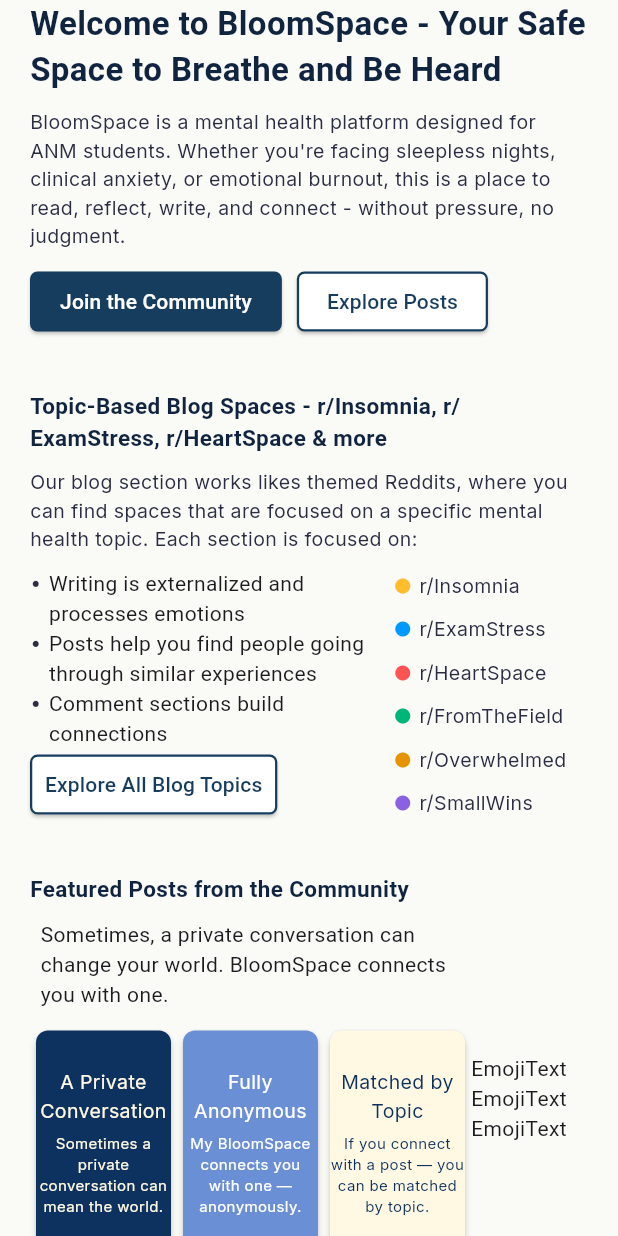
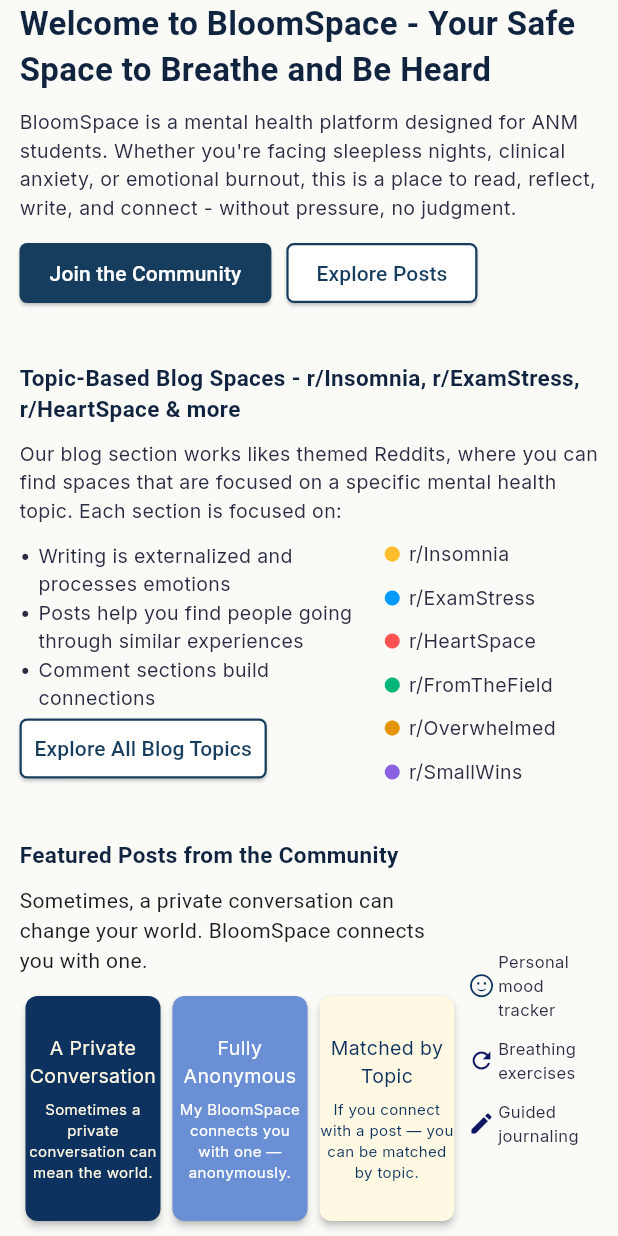
Before and after one commit to AusmitM/TAMUBloomSpace, a Flutter app: the screen it shows after launch, on a phone screen of 412 x 824 dp. Run offline on Flutter 3.47's test engine with Material 3 defaults, Android fonts, the phone set to English and light mode, and no system bars; our stand-ins replace google_fonts; missing offline and left inert: bulleted_list.

Commit message:
completed styling home page

```diff
--- /dev/null
+++ b/devtools_options.yaml
@@ -0,0 +1,3 @@
+description: This file stores settings for Dart & Flutter DevTools.
+documentation: https://docs.flutter.dev/tools/devtools/extensions#configure-extension-enablement-states
+extensions:
--- a/lib/main.dart
+++ b/lib/main.dart
@@ -1,4 +1,7 @@
+import 'dart:math';
+
 import 'package:bulleted_list/bulleted_list.dart';
+import 'package:flutter/cupertino.dart';
 import 'package:flutter/material.dart';
 import 'package:provider/provider.dart';
 import 'package:google_fonts/google_fonts.dart';
@@ -60,7 +63,7 @@ class Introduction extends StatelessWidget {
           SafeArea(
             bottom: false,
             child: Padding(
-              padding: const EdgeInsets.symmetric(horizontal: 20.0),
+              padding: const EdgeInsets.symmetric(horizontal: 13.0),
               child: Text(
                 "Welcome to BloomSpace - Your Safe Space to Breathe and Be Heard",
                 style: GoogleFonts.headlandOne(
@@ -72,7 +75,7 @@ class Introduction extends StatelessWidget {
             ),
           ),
           Padding(
-            padding: const EdgeInsets.only(left: 20.0, right: 20.0, top: 10.0),
+            padding: const EdgeInsets.only(left: 13.0, right: 13.0, top: 10.0),
             child: Text(
               "BloomSpace is a mental health platform designed for ANM students. Whether you're facing sleepless nights, clinical anxiety, or emotional burnout, this is a place to read, reflect, write, and connect - without pressure, no judgment.",
               style: GoogleFonts.inter(
@@ -82,7 +85,7 @@ class Introduction extends StatelessWidget {
             ),
           ),
           Padding(
-            padding: const EdgeInsets.only(left: 20.0, right: 20.0, top: 10.0),
+            padding: const EdgeInsets.only(left: 13.0, right: 13.0, top: 10.0),
             child: Row(
               children: [
                 ElevatedButton(
@@ -132,7 +135,7 @@ class Topics extends StatelessWidget {
         mainAxisAlignment: MainAxisAlignment.center,
         children: [
           Padding(
-            padding: const EdgeInsets.symmetric(horizontal: 20.0),
+            padding: const EdgeInsets.symmetric(horizontal: 13.0),
             child: Text(
               "Topic-Based Blog Spaces - r/Insomnia, r/ExamStress, r/HeartSpace & more",
               style: GoogleFonts.headlandOne(
@@ -143,7 +146,7 @@ class Topics extends StatelessWidget {
             ),
           ),
           Padding(
-            padding: const EdgeInsets.only(left: 20.0, right: 20.0, top: 10.0),
+            padding: const EdgeInsets.only(left: 13.0, right: 13.0, top: 10.0),
             child: Text(
               "Our blog section works likes themed Reddits, where you can find spaces that are focused on a specific mental health topic. Each section is focused on:",
               style: GoogleFonts.inter(
@@ -153,7 +156,7 @@ class Topics extends StatelessWidget {
             ),
           ),
           Padding(
-            padding: const EdgeInsets.only(left: 20.0, right: 20.0, top: 10.0),
+            padding: const EdgeInsets.only(left: 13.0, right: 13.0, top: 10.0),
             child: Row(
               children: [
                 Column(
@@ -174,6 +177,10 @@ class Topics extends StatelessWidget {
                           width: 230,
                           child: Text(
                             "Writing is externalized and processes emotions",
+                            style: GoogleFonts.inter(
+                              fontSize: 13,
+                              color: Color.fromARGB(255, 43, 45, 66),
+                            ),
                           ),
                         ),
                       ],
@@ -193,6 +200,10 @@ class Topics extends StatelessWidget {
                           width: 230,
                           child: Text(
                             "Posts help you find people going through similar experiences",
+                            style: GoogleFonts.inter(
+                              fontSize: 13,
+                              color: Color.fromARGB(255, 43, 45, 66),
+                            ),
                           ),
                         ),
                       ],
@@ -210,7 +221,13 @@ class Topics extends StatelessWidget {
                         SizedBox(width: 5),
                         Container(
                           width: 230,
-                          child: Text("Comment sections build connections"),
+                          child: Text(
+                            "Comment sections build connections",
+                            style: GoogleFonts.inter(
+                              fontSize: 13,
+                              color: Color.fromARGB(255, 43, 45, 66),
+                            ),
+                          ),
                         ),
                       ],
                     ),
@@ -373,7 +390,7 @@ class Features extends StatelessWidget {
   Widget build(BuildContext context) {
     return Center(
       child: Padding(
-        padding: const EdgeInsets.symmetric(horizontal: 20),
+        padding: const EdgeInsets.symmetric(horizontal: 13),
         child: Column(
           crossAxisAlignment: CrossAxisAlignment.start,
           children: [
@@ -388,10 +405,11 @@ class Features extends StatelessWidget {
             Row(
               children: [
                 Column(
+                  crossAxisAlignment: CrossAxisAlignment.start,
                   children: [
                     SizedBox(height: 10),
                     Container(
-                      width: 280,
+                      width: 290,
                       child: Text(
                         "Sometimes, a private conversation can change your world. BloomSpace connects you with one.",
                       ),
@@ -409,7 +427,7 @@ class Features extends StatelessWidget {
                           color: Color.fromARGB(255, 13, 50, 96),
                           child: Container(
                             width: 90,
-                            height: 170,
+                            height: 150,
                             child: Padding(
                               padding: const EdgeInsets.symmetric(
                                 vertical: 25.0,
@@ -448,7 +466,7 @@ class Features extends StatelessWidget {
                           color: Color.fromARGB(255, 106, 143, 212),
                           child: Container(
                             width: 90,
-                            height: 170,
+                            height: 150,
                             child: Padding(
                               padding: const EdgeInsets.symmetric(
                                 vertical: 25.0,
@@ -487,7 +505,7 @@ class Features extends StatelessWidget {
                           color: Color.fromARGB(255, 255, 248, 226),
                           child: Container(
                             width: 90,
-                            height: 170,
+                            height: 150,
                             child: Padding(
                               padding: const EdgeInsets.symmetric(
                                 vertical: 25.0,
@@ -520,11 +538,73 @@ class Features extends StatelessWidget {
                     ),
                   ],
                 ),
+                SizedBox(width: 5),
                 Column(
+                  crossAxisAlignment: CrossAxisAlignment.start,
                   children: [
-                    Row(children: [Text("Emoji"), Text("Text")]),
-                    Row(children: [Text("Emoji"), Text("Text")]),
-                    Row(children: [Text("Emoji"), Text("Text")]),
+                    Row(
+                      children: [
+                        Icon(
+                          CupertinoIcons.smiley,
+                          size: 18,
+                          color: Color.fromARGB(255, 13, 50, 96),
+                        ),
+                        SizedBox(width: 2),
+                        Container(
+                          width: 65,
+                          child: Text(
+                            "Personal mood tracker",
+                            style: GoogleFonts.inter(
+                              fontSize: 11,
+                              color: Color.fromARGB(255, 43, 45, 66),
+                            ),
+                          ),
+                        ),
+                      ],
+                    ),
+                    SizedBox(height: 10),
+                    Row(
+                      children: [
+                        Icon(
+                          Icons.refresh,
+                          size: 18,
+                          color: Color.fromARGB(255, 13, 20, 96),
+                        ),
+
+                        SizedBox(width: 2),
+                        Container(
+                          width: 65,
+                          child: Text(
+                            "Breathing exercises",
+                            style: GoogleFonts.inter(
+                              fontSize: 11,
+                              color: Color.fromARGB(255, 43, 45, 66),
+                            ),
+                          ),
+                        ),
+                      ],
+                    ),
+                    SizedBox(height: 10),
+                    Row(
+                      children: [
+                        Icon(
+                          Icons.edit,
+                          size: 18,
+                          color: Color.fromARGB(255, 13, 20, 96),
+                        ),
+                        SizedBox(width: 2),
+                        Container(
+                          width: 65,
+                          child: Text(
+                            "Guided journaling",
+                            style: GoogleFonts.inter(
+                              fontSize: 11,
+                              color: Color.fromARGB(255, 43, 45, 66),
+                            ),
+                          ),
+                        ),
+                      ],
+                    ),
                   ],
                 ),
               ],
```
